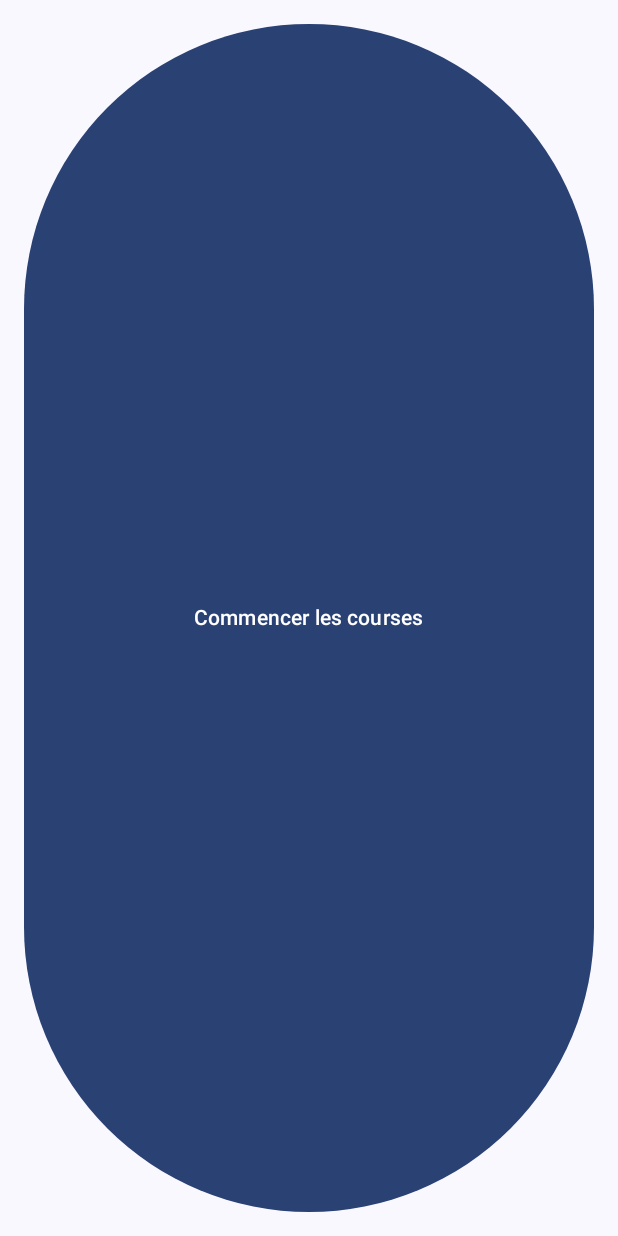
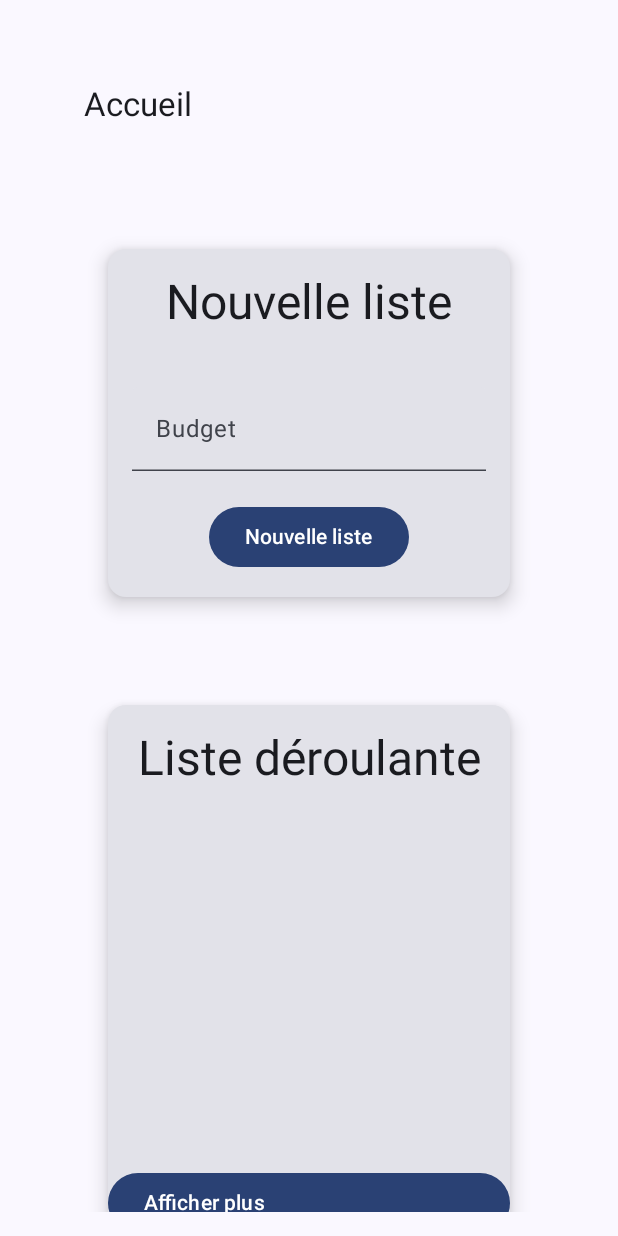
Before and after one commit to IDalb/ChaDal, an Android app built with Jetpack Compose: the screen it shows after launch (MainActivity), on a phone screen of 412 x 824 dp. Run offline under Robolectric (Android 15) with nearby library versions, the phone set to English and light mode, and no system bars.

Commit message:
mise en page de homescreen

```diff
--- a/app/src/main/java/ca/uqac/etu/jcid/chadal/ui/screens/HomeScreen.kt
+++ b/app/src/main/java/ca/uqac/etu/jcid/chadal/ui/screens/HomeScreen.kt
@@ -10,17 +10,172 @@ import androidx.compose.ui.Modifier
 import androidx.compose.ui.tooling.preview.Preview
 import androidx.compose.ui.unit.dp
 import ca.uqac.etu.jcid.chadal.ui.theme.ChaDalTheme
-
+import android.os.Bundle
+import androidx.activity.ComponentActivity
+import androidx.activity.compose.setContent
+import androidx.activity.enableEdgeToEdge
+import androidx.compose.foundation.layout.*
+import androidx.compose.foundation.lazy.LazyColumn
+import androidx.compose.foundation.rememberScrollState
+import androidx.compose.foundation.text.KeyboardOptions
+import androidx.compose.foundation.verticalScroll
+import androidx.compose.material3.*
+import androidx.compose.material.icons.Icons
+import androidx.compose.material.icons.filled.Favorite
+import androidx.compose.material.icons.filled.Home
+import androidx.compose.material.icons.filled.Settings
+import androidx.compose.runtime.mutableStateOf
+import androidx.compose.runtime.remember
+import androidx.compose.ui.Alignment
+import androidx.compose.ui.text.input.KeyboardType
+import androidx.compose.ui.unit.dp
+import ca.uqac.etu.jcid.chadal.ui.theme.ChaDalTheme
 @Composable
 fun HomeScreen(
+
     onStartShoppingButtonClicked: () -> Unit,
     modifier: Modifier = Modifier
 ) {
-    Button(
-        onClick = onStartShoppingButtonClicked,
-        modifier = modifier.widthIn(min = 250.dp)
+    val showText = remember { mutableStateOf(false) }
+    val budgetText = remember { mutableStateOf("") }
+    Column(
+        modifier = modifier
+            .statusBarsPadding()
+            .padding(horizontal = 40.dp)
+            .verticalScroll(rememberScrollState())
+            .safeDrawingPadding()
+            .fillMaxSize(),
+        horizontalAlignment = Alignment.CenterHorizontally,
+        verticalArrangement = Arrangement.Center
     ) {
-        Text("Commencer les courses")
+
+        Text(
+            text = "Accueil",
+            modifier = Modifier
+                .padding(bottom = 16.dp, top = 40.dp)
+                .align(alignment = Alignment.Start),
+            style = MaterialTheme.typography.titleLarge
+        )
+        Spacer(modifier = Modifier.height(50.dp))
+
+        // Box with title and input
+        Card(
+            modifier = Modifier
+                .fillMaxWidth()
+                .padding(16.dp),
+            elevation = CardDefaults.cardElevation(8.dp)
+        ) {
+            Column(
+                modifier = Modifier
+                    .padding(16.dp)
+                    .fillMaxWidth(),
+                horizontalAlignment = Alignment.CenterHorizontally
+            ) {
+                // Large title "Nouvelle liste" at the top of the rectangle
+                Text(
+                    text = "Nouvelle liste",
+                    style = MaterialTheme.typography.headlineLarge, // Bigger title
+                    modifier = Modifier.padding(bottom = 16.dp)
+                )
+
+                Spacer(modifier = Modifier.height(20.dp))
+
+                // Input field for budget at the bottom
+                TextField(
+                    value = budgetText.value,
+                    onValueChange = {
+                        // Only allow digits (0-9)
+                        if (it.all { char -> char.isDigit() }) {
+                            budgetText.value = it
+                        }
+                    },
+                    label = { Text("Budget") },
+                    modifier = Modifier.fillMaxWidth(),
+                    keyboardOptions = KeyboardOptions(keyboardType = KeyboardType.Number)
+                )
+
+                Spacer(modifier = Modifier.height(20.dp))
+
+                // Button to create a new list
+                Button( onClick = onStartShoppingButtonClicked,) {
+                    Text(text = "Nouvelle liste")
+                }
+            }
+        }
+
+        // Conditionally show the text "Nouvelle liste créée!" when button is clicked
+        if (showText.value) {
+            Text(text = "Nouvelle liste créée!", style = MaterialTheme.typography.bodyLarge)
+        }
+
+        Spacer(modifier = Modifier.height(40.dp))
+
+        // Card containing the dropdown list of other Cards
+        Card(
+            modifier = Modifier
+                .fillMaxWidth()
+                .padding(16.dp),
+            elevation = CardDefaults.cardElevation(8.dp)
+        ) {
+            Column(
+                modifier = Modifier
+                    .padding(16.dp)
+                    .fillMaxWidth(),
+                horizontalAlignment = Alignment.CenterHorizontally
+            ) {
+                // Title of the list
+                Text(
+                    text = "Liste déroulante",
+                    style = MaterialTheme.typography.headlineLarge,
+                    modifier = Modifier.padding(bottom = 16.dp)
+                )
+
+                // LazyColumn for the list of items
+                LazyColumn(
+                    modifier = Modifier
+                        .fillMaxWidth()
+                        .height(200.dp) // Adjust the height for scrollable area
+                ) {
+
+                }
+            }
+
+            Spacer(modifier = Modifier.height(20.dp))
+
+            // Button to show more items
+            Button(onClick = {
+                // Add 3 more items to the list
+
+            }) {
+                Text(text = "Afficher plus",
+                    modifier = Modifier
+                        .fillMaxWidth(),
+
+
+
+
+                    )
+
+            }
+        }
+    }
+
+}
+
+@Composable
+fun BottomNavigationBar() {
+    BottomAppBar {
+        IconButton(onClick = { /* TODO: Home action */ }) {
+            Icon(Icons.Filled.Home, contentDescription = "Home")
+        }
+        Spacer(modifier = Modifier.weight(1f, true))
+        IconButton(onClick = { /* TODO: Favorite action */ }) {
+            Icon(Icons.Filled.Favorite, contentDescription = "Favorite")
+        }
+        Spacer(modifier = Modifier.weight(1f, true))
+        IconButton(onClick = { /* TODO: Settings action */ }) {
+            Icon(Icons.Filled.Settings, contentDescription = "Settings")
+        }
     }
 }
 
```
